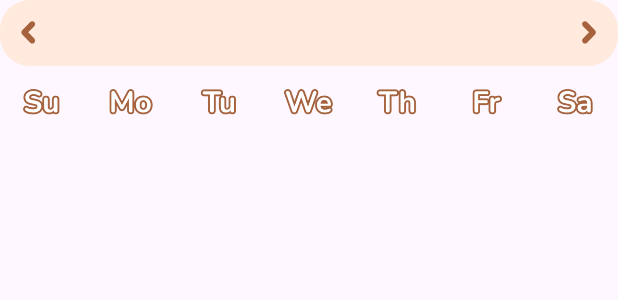
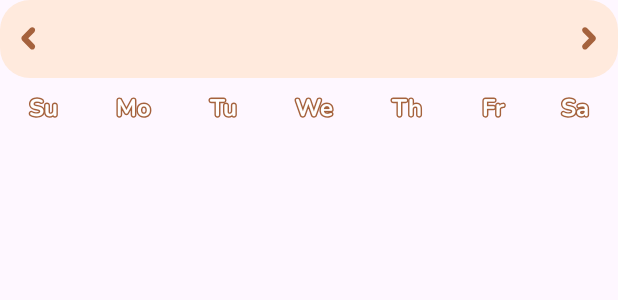
Before and after one commit to Quan0414/HIT-Product-2025, an Android app: the layout item_calendar_month.xml on its own in the app's theme, with its tools: preview values and no code run, on a phone screen of 412 x 824 dp. Shown: the top 300 px of the screen. Run offline under Robolectric (Android 15) with nearby library versions, the phone set to English and light mode, and no system bars.

Commit message:
fix: OutlinedTextView.kt, token expired

```diff
--- a/app/src/main/java/com/example/hitproduct/MyApp.kt
+++ b/app/src/main/java/com/example/hitproduct/MyApp.kt
@@ -1,12 +1,12 @@
 package com.example.hitproduct
 
 import android.app.Application
-import android.widget.Toast
-import com.example.hitproduct.socket.SocketManager
+import androidx.appcompat.app.AppCompatDelegate
 
 class MyApp : Application() {
     private lateinit var token: String
     override fun onCreate() {
+        AppCompatDelegate.setDefaultNightMode(AppCompatDelegate.MODE_NIGHT_NO)
         super.onCreate()
 
 //        // 1) Kết nối socket
--- a/app/src/main/java/com/example/hitproduct/common/constants/AuthPrefersConstants.kt
+++ b/app/src/main/java/com/example/hitproduct/common/constants/AuthPrefersConstants.kt
@@ -4,6 +4,7 @@ object AuthPrefersConstants {
 
     const val PREFS_NAME = "hitproduct_prefs"
     const val ACCESS_TOKEN = "access_token"
+    const val EXPIRES_AT = "expires_at"
     const val COUPLE_CODE = "couple_code"
     const val USER_ID = "user_id"
 }
--- a/app/src/main/java/com/example/hitproduct/common/util/ErrorMessageMapper.kt
+++ b/app/src/main/java/com/example/hitproduct/common/util/ErrorMessageMapper.kt
@@ -2,6 +2,7 @@ package com.example.hitproduct.common.util
 
 data class MappedError(
     val message: String,
+    val tokenExpired: Boolean = false,
     val accountExits: Boolean = false,
     val emailError: Boolean = false,
     val passwordError: Boolean = false,
@@ -12,6 +13,7 @@ data class MappedError(
 object ErrorMessageMapper {
     fun fromBackend(raw: String): MappedError {
 
+        val tokenExpired = raw.contains("token hết hạn!", ignoreCase = true)
 
         val emailError = raw.contains("must be a valid email", ignoreCase = true)
         val passwordError = raw.contains(
@@ -89,6 +91,7 @@ object ErrorMessageMapper {
         val otpFlag = otpError || otpExprired
 
         return MappedError(
+            tokenExpired = tokenExpired,
             accountExits = accountExits,
             message = message,
             emailError = emailErrorFlag,
--- a/app/src/main/java/com/example/hitproduct/common/util/OutlinedTextView.kt
+++ b/app/src/main/java/com/example/hitproduct/common/util/OutlinedTextView.kt
@@ -15,45 +15,51 @@ class OutlinedTextView @JvmOverloads constructor(
     defStyleAttr: Int = 0
 ) : AppCompatTextView(context, attrs, defStyleAttr) {
 
-    private val strokePaint = TextPaint(Paint.ANTI_ALIAS_FLAG).apply {
-        style = Paint.Style.STROKE
-    }
-    private val fillPaint = TextPaint(Paint.ANTI_ALIAS_FLAG).apply {
-        style = Paint.Style.FILL
-    }
+    private var strokeColor: Int = Color.BLACK
+    private var strokeWidth: Float = 4f
+    private var fillColor: Int = currentTextColor
 
     init {
         attrs?.let {
             val a = context.obtainStyledAttributes(it, R.styleable.OutlinedTextView)
-            strokePaint.color = a.getColor(
+            strokeColor = a.getColor(
                 R.styleable.OutlinedTextView_strokeColor,
-                Color.BLACK
+                strokeColor
             )
-            strokePaint.strokeWidth = a.getDimension(
+            strokeWidth = a.getDimension(
                 R.styleable.OutlinedTextView_strokeWidth,
-                4f
+                strokeWidth
             )
-            fillPaint.color = a.getColor(
+            fillColor = a.getColor(
                 R.styleable.OutlinedTextView_fillColor,
-                currentTextColor
+                fillColor
             )
             a.recycle()
         }
     }
 
     override fun onDraw(canvas: Canvas) {
-        val x = compoundPaddingLeft.toFloat()
-        val y = baseline.toFloat()
+        // lưu lại trạng thái paint và color gốc
+        val originalPaint = paint
+        val originalStyle = originalPaint.style
+        val originalStrokeWidth = originalPaint.strokeWidth
+        val originalTextColor = currentTextColor
 
-        strokePaint.textSize = textSize
-        strokePaint.typeface = typeface
-        strokePaint.letterSpacing = letterSpacing
+        // Vẽ outline
+        originalPaint.style = Paint.Style.STROKE
+        originalPaint.strokeWidth = strokeWidth
+        setTextColor(strokeColor)
+        super.onDraw(canvas)
 
-        fillPaint.textSize = textSize
-        fillPaint.typeface = typeface
-        fillPaint.letterSpacing = letterSpacing
+        // Vẽ fill
+        originalPaint.style = Paint.Style.FILL
+        originalPaint.strokeWidth = originalStrokeWidth
+        setTextColor(fillColor)
+        super.onDraw(canvas)
 
-        canvas.drawText(text.toString(), x, y, strokePaint)
-        canvas.drawText(text.toString(), x, y, fillPaint)
+        // Khôi phục paint và color ban đầu
+//        originalPaint.style = originalStyle
+//        originalPaint.strokeWidth = originalStrokeWidth
+        setTextColor(originalTextColor)
     }
 }
--- a/app/src/main/res/layout/item_calendar_month.xml
+++ b/app/src/main/res/layout/item_calendar_month.xml
@@ -2,6 +2,7 @@
 <androidx.constraintlayout.widget.ConstraintLayout xmlns:android="http://schemas.android.com/apk/res/android"
     xmlns:app="http://schemas.android.com/apk/res-auto"
     android:layout_width="match_parent"
+    android:layout_marginBottom="8dp"
     android:layout_height="wrap_content">
 
     <LinearLayout
@@ -10,7 +11,7 @@
         android:layout_height="wrap_content"
         android:background="@drawable/bg_oranger_20"
         android:paddingHorizontal="14dp"
-        android:paddingVertical="8dp"
+        android:paddingVertical="12dp"
         app:layout_constraintEnd_toEndOf="parent"
         app:layout_constraintStart_toStartOf="parent"
         app:layout_constraintTop_toTopOf="parent">
@@ -30,7 +31,7 @@
             android:fontFamily="@font/f800"
             android:gravity="center"
             android:textColor="@color/borderBrown"
-            android:textSize="20sp" />
+            android:textSize="20dp" />
 
         <ImageView
             android:id="@+id/btnNext"
@@ -40,113 +41,99 @@
             android:src="@drawable/ic_next_calendar" />
     </LinearLayout>
 
-        <ImageView
+    <LinearLayout
+        android:layout_width="match_parent"
+        android:layout_height="wrap_content"
+        android:weightSum="7"
+        android:layout_marginVertical="8dp"
+        app:layout_constraintEnd_toEndOf="parent"
+        app:layout_constraintStart_toStartOf="@+id/linearLayout"
+        app:layout_constraintTop_toBottomOf="@+id/linearLayout">
+
+        <com.example.hitproduct.common.util.OutlinedTextView
             android:layout_width="wrap_content"
             android:layout_height="wrap_content"
-            android:adjustViewBounds="true"
-            android:src="@drawable/days_of_week"
-            app:layout_constraintEnd_toEndOf="parent"
-            app:layout_constraintStart_toStartOf="parent"
-            app:layout_constraintTop_toBottomOf="@+id/linearLayout" />
+            android:layout_weight="1"
+            android:fontFamily="@font/f700"
+            android:gravity="center"
+            android:text="Su"
+            android:textColor="@color/white"
+            android:textSize="16dp"
+            app:strokeColor="@color/borderBrown"
+            app:strokeWidth="2dp" />
 
-<!--    <LinearLayout-->
-<!--        android:layout_width="match_parent"-->
-<!--        android:layout_height="wrap_content"-->
-<!--        android:weightSum="7"-->
-<!--        app:layout_constraintEnd_toEndOf="parent"-->
-<!--        app:layout_constraintStart_toStartOf="@+id/linearLayout"-->
-<!--        app:layout_constraintTop_toBottomOf="@+id/linearLayout">-->
+        <com.example.hitproduct.common.util.OutlinedTextView
+            android:layout_width="wrap_content"
+            android:layout_height="wrap_content"
+            android:layout_weight="1"
+            android:fontFamily="@font/f700"
+            android:gravity="center"
+            android:text="Mo"
+            android:textColor="@color/white"
+            android:textSize="16dp"
+            app:strokeColor="@color/borderBrown"
+            app:strokeWidth="2dp" />
 
-<!--        <TextView-->
-<!--            android:layout_width="wrap_content"-->
-<!--            android:layout_height="wrap_content"-->
-<!--            android:layout_weight="1"-->
-<!--            android:fontFamily="@font/f700"-->
-<!--            android:gravity="center"-->
-<!--            android:text="Su"-->
-<!--            android:textColor="@color/black"-->
-<!--            android:textSize="16dp"-->
-<!--            app:strokeColor="@color/borderBrown"-->
-<!--            app:strokeWidth="2dp" />-->
+        <com.example.hitproduct.common.util.OutlinedTextView
+            android:layout_width="wrap_content"
+            android:layout_height="wrap_content"
+            android:layout_weight="1"
+            android:fontFamily="@font/f700"
+            android:gravity="center"
+            android:text="Tu"
+            android:textColor="@color/white"
+            android:textSize="16dp"
+            app:strokeColor="@color/borderBrown"
+            app:strokeWidth="2dp" />
 
-<!--        <TextView-->
-<!--            android:layout_width="wrap_content"-->
-<!--            android:layout_height="wrap_content"-->
-<!--            android:layout_weight="1"-->
-<!--            android:fontFamily="@font/f700"-->
-<!--            android:gravity="center"-->
+        <com.example.hitproduct.common.util.OutlinedTextView
+            android:layout_width="wrap_content"
+            android:layout_height="wrap_content"
+            android:layout_weight="1"
+            android:fontFamily="@font/f700"
+            android:gravity="center"
+            android:text="We"
+            android:textColor="@color/white"
+            android:textSize="16dp"
+            app:strokeColor="@color/borderBrown"
+            app:strokeWidth="2dp" />
 
-<!--            android:text="Mo"-->
-<!--            android:textColor="@color/black"-->
-<!--            android:textSize="16dp"-->
-<!--            app:strokeColor="@color/borderBrown"-->
-<!--            app:strokeWidth="2dp" />-->
+        <com.example.hitproduct.common.util.OutlinedTextView
+            android:layout_width="wrap_content"
+            android:layout_height="wrap_content"
+            android:layout_weight="1"
+            android:fontFamily="@font/f700"
+            android:gravity="center"
+            android:text="Th"
+            android:textColor="@color/white"
+            android:textSize="16dp"
+            app:strokeColor="@color/borderBrown"
+            app:strokeWidth="2dp" />
 
-<!--        <TextView-->
-<!--            android:layout_width="wrap_content"-->
-<!--            android:layout_height="wrap_content"-->
-<!--            android:layout_weight="1"-->
-<!--            android:fontFamily="@font/f700"-->
-<!--            android:gravity="center"-->
+        <com.example.hitproduct.common.util.OutlinedTextView
+            android:layout_width="wrap_content"
+            android:layout_height="wrap_content"
+            android:layout_weight="1"
+            android:fontFamily="@font/f700"
+            android:gravity="center"
+            android:text="Fr"
+            android:textColor="@color/white"
+            android:textSize="16dp"
+            app:strokeColor="@color/borderBrown"
+            app:strokeWidth="2dp" />
 
-<!--            android:text="Tu"-->
-<!--            android:textColor="@color/black"-->
-<!--            android:textSize="16dp"-->
-<!--            app:strokeColor="@color/borderBrown"-->
-<!--            app:strokeWidth="2dp" />-->
-
-<!--        <TextView-->
-<!--            android:layout_width="wrap_content"-->
-<!--            android:layout_height="wrap_content"-->
-<!--            android:layout_weight="1"-->
-<!--            android:fontFamily="@font/f700"-->
-<!--            android:gravity="center"-->
-<!--            android:text="We"-->
-
-<!--            android:textColor="@color/black"-->
-<!--            android:textSize="16dp"-->
-<!--            app:strokeColor="@color/borderBrown"-->
-<!--            app:strokeWidth="2dp" />-->
-
-<!--        <TextView-->
-<!--            android:layout_width="wrap_content"-->
-<!--            android:layout_height="wrap_content"-->
-<!--            android:layout_weight="1"-->
-<!--            android:fontFamily="@font/f700"-->
-<!--            android:gravity="center"-->
-<!--            android:text="Th"-->
-
-<!--            android:textColor="@color/black"-->
-<!--            android:textSize="16dp"-->
-<!--            app:strokeColor="@color/borderBrown"-->
-<!--            app:strokeWidth="2dp" />-->
-
-<!--        <TextView-->
-<!--            android:layout_width="wrap_content"-->
-<!--            android:layout_height="wrap_content"-->
-<!--            android:layout_weight="1"-->
-<!--            android:fontFamily="@font/f700"-->
-<!--            android:gravity="center"-->
-<!--            android:text="Fr"-->
-<!--            android:textColor="@color/black"-->
-
-<!--            android:textSize="16dp"-->
-<!--            app:strokeColor="@color/borderBrown"-->
-<!--            app:strokeWidth="2dp" />-->
-
-<!--        <TextView-->
-<!--            android:layout_width="wrap_content"-->
-<!--            android:layout_height="wrap_content"-->
-<!--            android:layout_weight="1"-->
-<!--            android:fontFamily="@font/f700"-->
-<!--            android:gravity="center"-->
-
-<!--            android:text="Sa"-->
-<!--            android:textColor="@color/black"-->
-<!--            android:textSize="16dp"-->
-<!--            app:strokeColor="@color/borderBrown"-->
-<!--            app:strokeWidth="2dp" />-->
-<!--    </LinearLayout>-->
+        <com.example.hitproduct.common.util.OutlinedTextView
+            android:layout_width="wrap_content"
+            android:layout_height="wrap_content"
+            android:layout_weight="1"
+            android:fontFamily="@font/f700"
+            android:gravity="center"
+            android:text="Sa"
+            android:textColor="@color/white"
+            android:textSize="16dp"
+            app:strokeColor="@color/borderBrown"
+            app:strokeWidth="2dp" />
+    </LinearLayout>
 
 
 </androidx.constraintlayout.widget.ConstraintLayout>
```
Also changed, not shown: app/src/main/AndroidManifest.xml (+5 -4 lines), app/src/main/java/com/example/hitproduct/common/util/Extension.kt (deleted, +0 -18 lines), app/src/main/java/com/example/hitproduct/screen/home_page/note/NoteFragment.kt (+5 -6 lines), app/src/main/java/com/example/hitproduct/screen/splash/SplashActivity.kt (+19 -4 lines), app/src/main/res/drawable/a.xml (added, +14 -0 lines), app/src/main/res/drawable/bg_item_day.xml (added, +14 -0 lines), app/src/main/res/drawable/bg_item_day_selector.xml (added, +27 -0 lines), app/src/main/res/layout/fragment_note.xml (+6 -5 lines), app/src/main/res/layout/item_calendar_day.xml (+12 -18 lines), app/src/main/res/values-v29/styles.xml (added, +7 -0 lines), app/src/main/res/drawable/bg_calendar.png, app/src/main/res/values/attrs.xml (line endings or trailing spaces).
